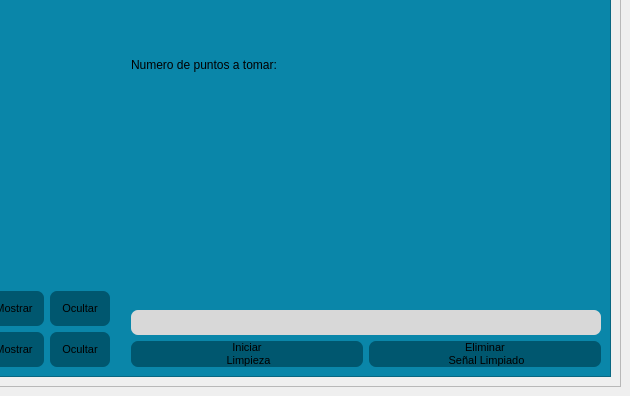
This is module/main.ui in Ship-Codex-U/IA2-P03 as Qt 5 draws it before an edit; both pictures show x 368 to 998 and y 246 to 642 of the 998 by 642 pixel window. The edited form follows.
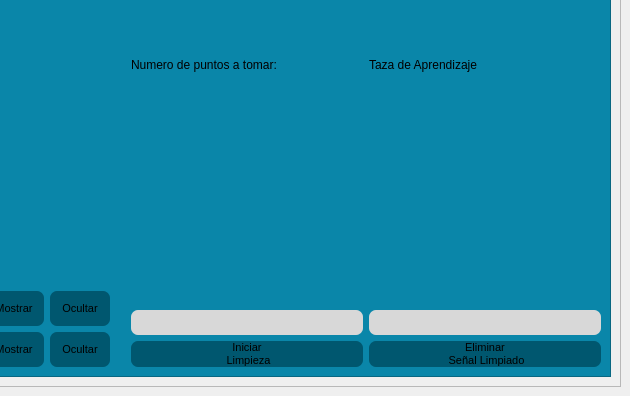
This is the edited form.

Commit message: Se agrego en la interfaz el campo para la taza de aprendizaje

What changed in the file:
```diff
--- a/module/main.ui
+++ b/module/main.ui
@@ -84,7 +84,7 @@
            </widget>
           </item>
           <item>
-           <layout class="QHBoxLayout" name="horizontalLayout" stretch="0,0">
+           <layout class="QHBoxLayout" name="horizontalLayout" stretch="1,1">
             <item>
              <layout class="QVBoxLayout" name="verticalLayout_2">
               <property name="rightMargin">
@@ -281,9 +281,6 @@
             </item>
             <item>
              <layout class="QVBoxLayout" name="verticalLayout_3">
-              <property name="leftMargin">
-               <number>0</number>
-              </property>
               <item>
                <widget class="QLabel" name="label_15">
                 <property name="text">
@@ -293,42 +290,6 @@
               </item>
               <item>
                <layout class="QGridLayout" name="gridLayout_2">
-                <item row="0" column="0" colspan="2">
-                 <layout class="QVBoxLayout" name="verticalLayout_7">
-                  <item>
-                   <widget class="QLabel" name="label_11">
-                    <property name="text">
-                     <string>Numero de puntos a tomar:</string>
-                    </property>
-                   </widget>
-                  </item>
-                  <item>
-                   <widget class="QTextEdit" name="input_number_points">
-                    <property name="enabled">
-                     <bool>true</bool>
-                    </property>
-                    <property name="maximumSize">
-                     <size>
-                      <width>16777215</width>
-                      <height>25</height>
-                     </size>
-                    </property>
-                    <property name="styleSheet">
-                     <string notr="true">background-color: rgb(216, 216, 216);</string>
-                    </property>
-                    <property name="tabChangesFocus">
-                     <bool>true</bool>
-                    </property>
-                    <property name="readOnly">
-                     <bool>false</bool>
-                    </property>
-                    <property name="cursorWidth">
-                     <number>1</number>
-                    </property>
-                   </widget>
-                  </item>
-                 </layout>
-                </item>
                 <item row="1" column="0">
                  <widget class="QPushButton" name="button_start_clean">
                   <property name="minimumSize">
@@ -373,6 +334,78 @@
                   </property>
                  </widget>
                 </item>
+                <item row="0" column="0">
+                 <layout class="QVBoxLayout" name="verticalLayout_7">
+                  <item>
+                   <widget class="QLabel" name="label_11">
+                    <property name="text">
+                     <string>Numero de puntos a tomar:</string>
+                    </property>
+                   </widget>
+                  </item>
+                  <item>
+                   <widget class="QTextEdit" name="input_number_points">
+                    <property name="enabled">
+                     <bool>true</bool>
+                    </property>
+                    <property name="maximumSize">
+                     <size>
+                      <width>16777215</width>
+                      <height>25</height>
+                     </size>
+                    </property>
+                    <property name="styleSheet">
+                     <string notr="true">background-color: rgb(216, 216, 216);</string>
+                    </property>
+                    <property name="tabChangesFocus">
+                     <bool>true</bool>
+                    </property>
+                    <property name="readOnly">
+                     <bool>false</bool>
+                    </property>
+                    <property name="cursorWidth">
+                     <number>1</number>
+                    </property>
+                   </widget>
+                  </item>
+                 </layout>
+                </item>
+                <item row="0" column="1">
+                 <layout class="QVBoxLayout" name="verticalLayout_8">
+                  <item>
+                   <widget class="QLabel" name="label_16">
+                    <property name="text">
+                     <string>Taza de Aprendizaje</string>
+                    </property>
+                   </widget>
+                  </item>
+                  <item>
+                   <widget class="QTextEdit" name="input_number_points_2">
+                    <property name="enabled">
+                     <bool>true</bool>
+                    </property>
+                    <property name="maximumSize">
+                     <size>
+                      <width>16777215</width>
+                      <height>25</height>
+                     </size>
+                    </property>
+                    <property name="styleSheet">
+                     <string notr="true">background-color: rgb(216, 216, 216);</string>
+                    </property>
+                    <property name="tabChangesFocus">
+                     <bool>true</bool>
+                    </property>
+                    <property name="readOnly">
+                     <bool>false</bool>
+                    </property>
+                    <property name="cursorWidth">
+                     <number>1</number>
+                    </property>
+                   </widget>
+                  </item>
+                 </layout>
+                </item>
                </layout>
               </item>
              </layout>
```
The commit also changes 2 other files.
